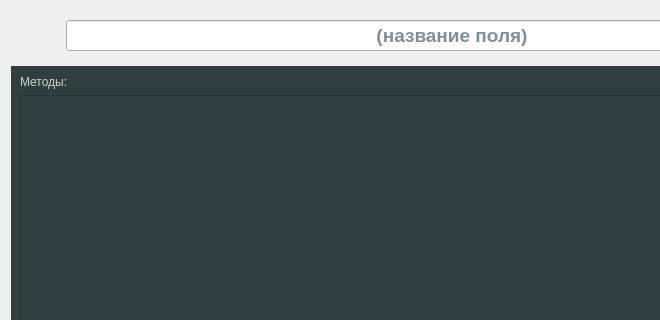
Old version of the form Widgets/labfieldredaction.ui in the repository ThomasLucky13/ASSofOOP-Automated-Studying-System-; both pictures show x 0 to 660 and y 0 to 320 of the 858 by 505 pixel window.
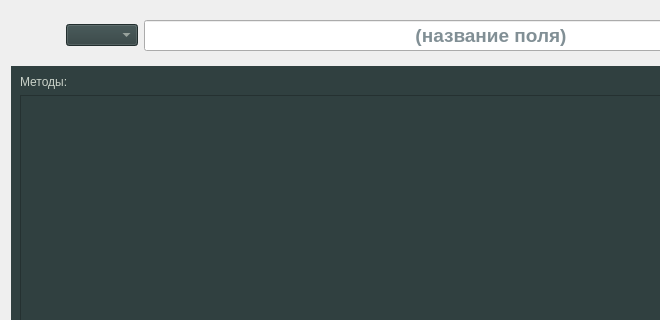
New version of the form. Icons and pictures are not drawn.

Commit message: add field type

Patch:
```diff
--- a/Widgets/labfieldredaction.ui
+++ b/Widgets/labfieldredaction.ui
@@ -60,6 +60,20 @@
           </property>
          </widget>
         </item>
+        <item>
+         <widget class="QComboBox" name="typeComboBox">
+          <property name="sizePolicy">
+           <sizepolicy hsizetype="Preferred" vsizetype="Fixed">
+            <horstretch>0</horstretch>
+            <verstretch>0</verstretch>
+           </sizepolicy>
+          </property>
+          <property name="styleSheet">
+           <string notr="true">background-color: rgb(48, 64, 64);
+color: rgb(201, 209, 200);</string>
+          </property>
+         </widget>
+        </item>
         <item>
          <widget class="QLineEdit" name="FieldName">
           <property name="sizePolicy">
```
The commit also changes 5 other files.
